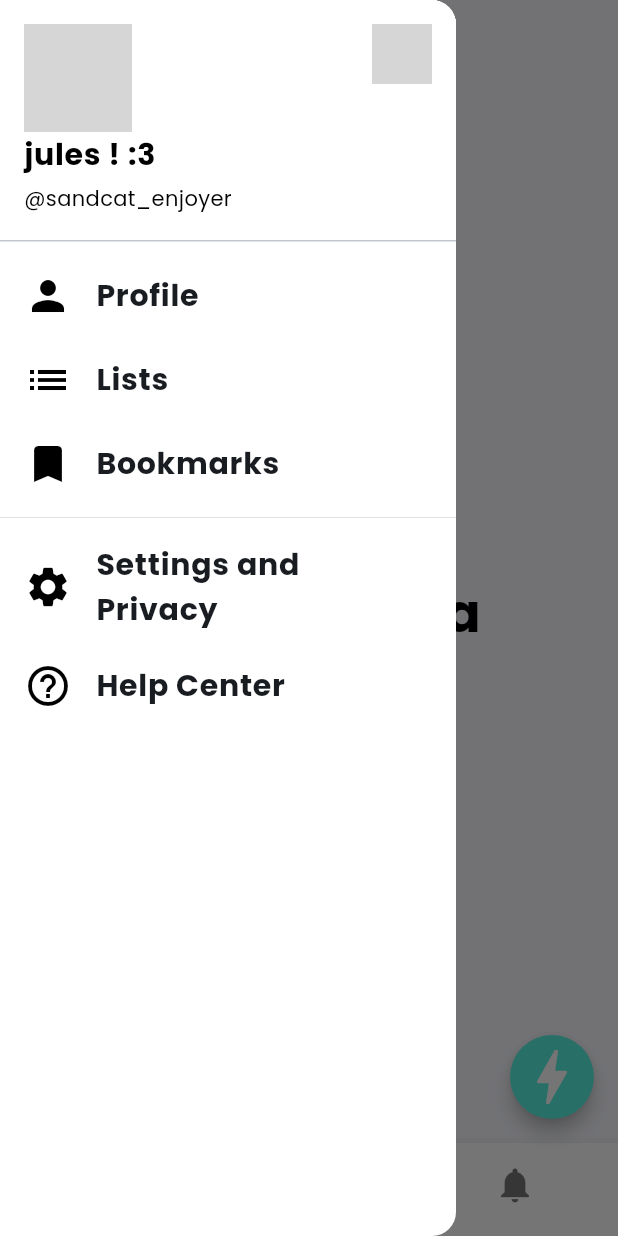
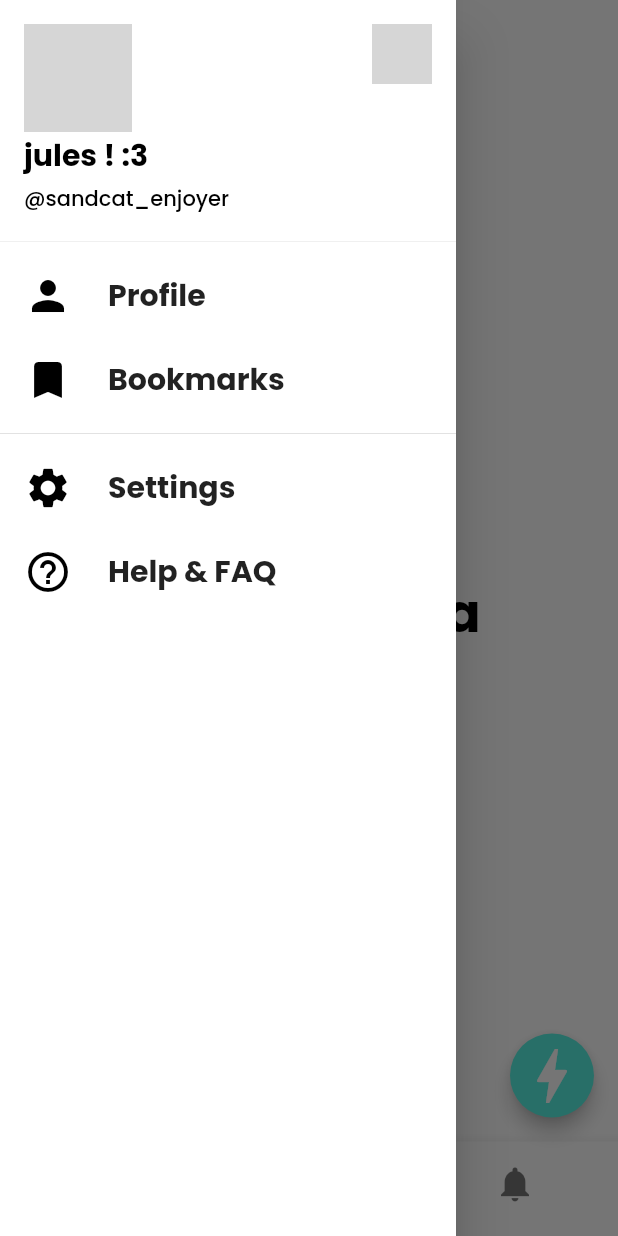
Before and after one commit to sandcat-enjoyer/twitter-clone-frontend, a Flutter app: the screen it shows after launch, item 2 of the bottom bar chosen, with the side drawer open, on a phone screen of 412 x 824 dp. Run offline on Flutter 3.47's test engine with Material 2 defaults, Android fonts, the light colour scheme and no system bars; our stand-ins replace audioplayers, camera, firebase_core, image_gallery_saver, permission_handler, photo_view and 1 more; missing offline and left inert: pasteboard; accounts and stored records are empty; network calls fail; grey boxes are pictures that could not be loaded.

Commit message:
Sidebar fixes + bug fixes for light mode layout

```diff
--- a/lib/main.dart
+++ b/lib/main.dart
@@ -37,13 +37,19 @@ class MyApp extends StatelessWidget {
   Widget build(BuildContext context) {
     _checkScreenWidth(context);
     return MaterialApp(
-      title: 'Bolt',
+      title: 'Spark',
 
       //Light Theme
       theme: ThemeData(
         colorScheme: colorScheme,
         brightness: Brightness.light,
-        useMaterial3: true,
+
+        appBarTheme: AppBarTheme(
+          backgroundColor: Colors.white,
+          foregroundColor: Colors.grey,
+          elevation: 0
+        ),
+        scaffoldBackgroundColor: Colors.white,
         //Colors
         bottomNavigationBarTheme:
             const BottomNavigationBarThemeData(backgroundColor: Colors.white),
@@ -53,6 +59,8 @@ class MyApp extends StatelessWidget {
         iconTheme: const IconThemeData(color: Colors.black),
         primaryIconTheme: const IconThemeData(color: Colors.black),
         cardTheme: CardTheme(
+          color: Colors.white,
+          elevation: 2,
             shape: RoundedRectangleBorder(
                 borderRadius: BorderRadius.circular(16))),
         //Fonts
@@ -61,20 +69,28 @@ class MyApp extends StatelessWidget {
               fontFamily: "Poppins",
               fontWeight: FontWeight.w600,
             ),
+            headlineSmall: TextStyle(
+              fontFamily: "Poppins",
+              fontWeight: FontWeight.w500,
+
+            ),
             displayMedium:
-                TextStyle(fontFamily: "Poppins", fontWeight: FontWeight.bold),
+                TextStyle(fontFamily: "Poppins",
+                fontWeight: FontWeight.bold),
             titleLarge: TextStyle(
                 fontFamily: "Poppins",
                 color: Colors.black,
                 fontSize: 35,
                 fontWeight: FontWeight.bold),
             bodySmall:
-                TextStyle(fontFamily: "Poppins", fontWeight: FontWeight.w600),
+                TextStyle(fontFamily: "Poppins",
+                fontWeight: FontWeight.w600),
             bodyMedium: TextStyle(
                 color: Colors.black,
                 fontFamily: "Poppins",
                 fontSize: 16,
-                letterSpacing: 0),
+                letterSpacing: 0.4
+                ),
             bodyLarge: TextStyle(fontFamily: "Poppins", fontSize: 25),
             labelSmall: TextStyle(
                 fontFamily: "Poppins",
@@ -92,6 +108,7 @@ class MyApp extends StatelessWidget {
             backgroundColor: Color(0xFF14171A),
             unselectedIconTheme: IconThemeData(color: Colors.white)),
 
+
         primaryColor: const Color.fromARGB(255, 0, 200, 226),
 
         scaffoldBackgroundColor: const Color(0xFF14171A),
@@ -106,6 +123,11 @@ class MyApp extends StatelessWidget {
             displaySmall: TextStyle(
               fontFamily: "Poppins",
               fontWeight: FontWeight.w600,
+            ),
+            headlineSmall: TextStyle(
+              fontFamily: "Poppins",
+              fontWeight: FontWeight.w500,
+              color: Colors.white
             ),
             displayMedium: TextStyle(
                 fontFamily: "Poppins",
@@ -126,7 +148,8 @@ class MyApp extends StatelessWidget {
                 fontSize: 16,
                 letterSpacing: 0.4),
             bodyLarge: TextStyle(
-                fontSize: 25, color: Colors.white, fontFamily: "Poppins"),
+                fontSize: 25, color: Colors.white,
+                fontFamily: "Poppins"),
             labelSmall: TextStyle(
                 fontFamily: "Poppins",
                 fontSize: 13,
--- a/lib/pages/home.dart
+++ b/lib/pages/home.dart
@@ -426,12 +426,12 @@ class _HomeState extends State<Home> with SingleTickerProviderStateMixin {
               accountEmail: Text(
                 "@sandcat_enjoyer",
                 style: TextStyle(
-                    fontFamily: "Poppins", color: _checkThemeForText()),
+                    fontFamily: "Poppins", color: _checkThemeForText(), fontWeight: FontWeight.w500),
               ),
               currentAccountPicture: const CircleAvatar(
                 maxRadius: 20,
                 backgroundImage: NetworkImage(
-                    "https://pbs.twimg.com/profile_images/1667776269772046337/pUgHvR7W_400x400.jpg"),
+                    "https://pbs.twimg.com/profile_images/1678072904884318208/zEC1bBWi_400x400.jpg"),
               ),
             ),
             ListTile(
@@ -445,19 +445,6 @@ class _HomeState extends State<Home> with SingleTickerProviderStateMixin {
               onTap: () {
                 Navigator.of(context).push(MaterialPageRoute(
                     builder: (context) => UserProfile(user: User())));
-              },
-            ),
-            ListTile(
-              leading: Icon(Icons.list,
-                  size: iconSize,
-                  color: Theme.of(context).primaryIconTheme.color),
-              title: Text(
-                'Lists',
-                style: profileDrawerTextStyle,
-              ),
-              onTap: () {
-                Navigator.of(context).push(
-                    MaterialPageRoute(builder: (context) => const FirstSignIn()));
               },
             ),
             ListTile(
@@ -478,7 +465,7 @@ class _HomeState extends State<Home> with SingleTickerProviderStateMixin {
                   size: iconSize,
                   color: Theme.of(context).primaryIconTheme.color),
               title: Text(
-                'Settings and Privacy',
+                'Settings',
                 style: profileDrawerTextStyle,
               ),
               onTap: () {
@@ -491,7 +478,7 @@ class _HomeState extends State<Home> with SingleTickerProviderStateMixin {
                   size: iconSize,
                   color: Theme.of(context).primaryIconTheme.color),
               title: Text(
-                'Help Center',
+                'Help & FAQ',
                 style: profileDrawerTextStyle,
               ),
               onTap: () {},
--- a/lib/widgets/post.dart
+++ b/lib/widgets/post.dart
@@ -224,7 +224,8 @@ class Post extends StatelessWidget {
               style: Theme.of(context).textTheme.labelSmall,
             ),
             const SizedBox(height: 16),
-            Wrap(
+            Row(
+              mainAxisAlignment: MainAxisAlignment.center,
               children: [
                 TextButton(
                   child: Row(
@@ -298,7 +299,7 @@ class Post extends StatelessWidget {
           crossAxisAlignment: CrossAxisAlignment.start,
           children: [
             Wrap(
-
+              crossAxisAlignment: WrapCrossAlignment.center,
               children: [
                 CircleAvatar(
                   radius: 20.0,
```
Also changed, not shown: lib/widgets/sidebar.dart (+20 -20 lines), 2 other files.
